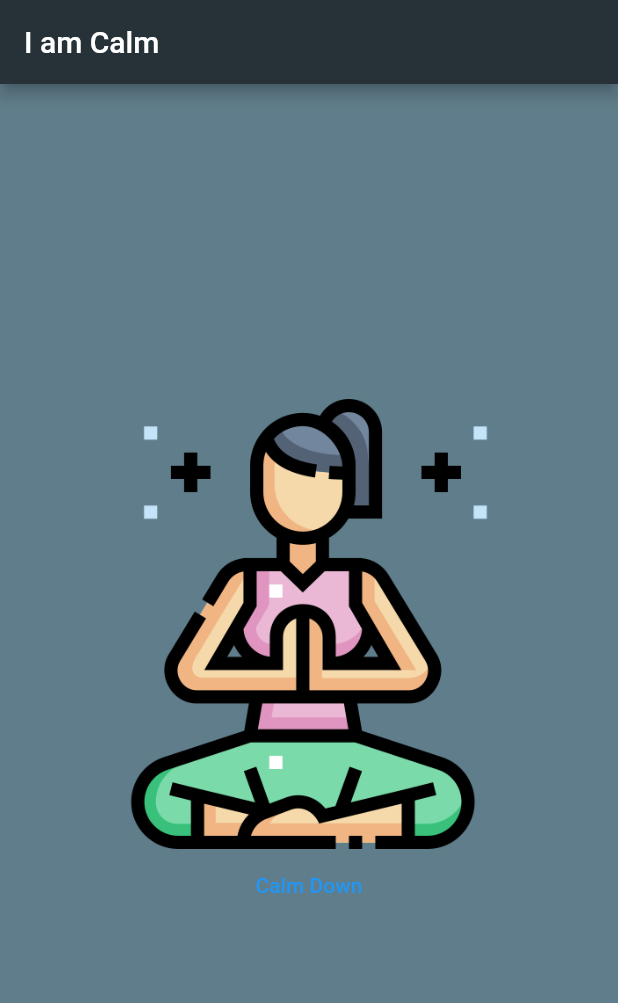
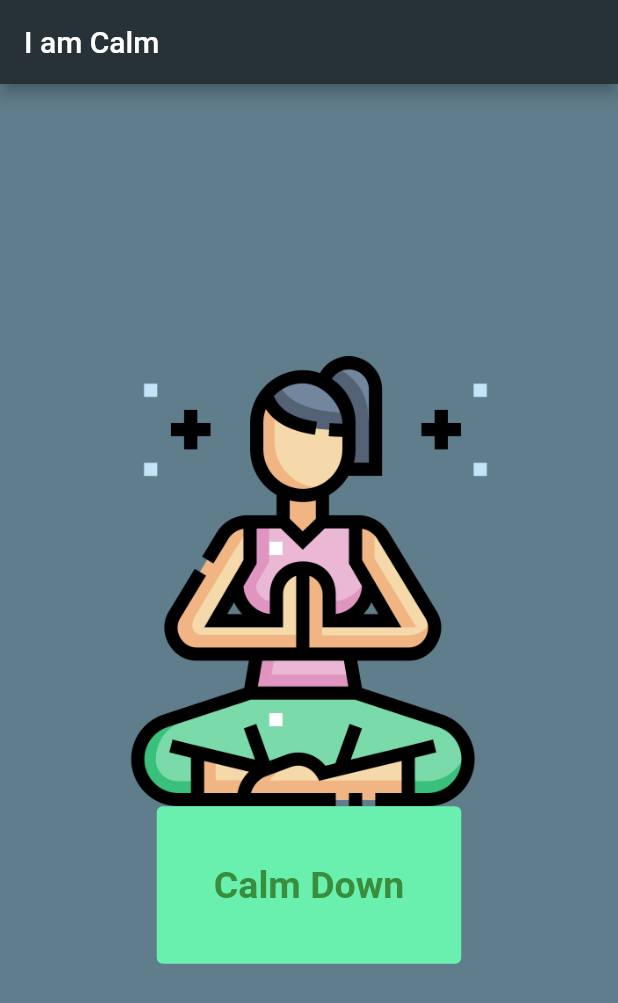
Before and after one commit to alantsui5/flutter-projects, a Flutter app: the screen it shows after launch, on a phone screen of 412 x 824 dp. Shown: the top 1003 px of the screen. Run offline on Flutter 3.47's test engine with Material 2 defaults, Android fonts, the phone set to English and light mode, and no system bars.

Commit message:
Style the button to make it more accessible

```diff
--- a/i-am-calm/lib/main.dart
+++ b/i-am-calm/lib/main.dart
@@ -28,8 +28,14 @@ class HomeScreen extends StatelessWidget {
               width: 300,
               ),
               TextButton(
+                style: ButtonStyle(
+                  backgroundColor: MaterialStateProperty.all<Color>(Colors.greenAccent),
+                ),
                 onPressed: (){},
-                child: const Text("Calm Down")
+                child: Padding(
+                  padding: const EdgeInsets.all(30.0),
+                  child: Text("Calm Down", style: TextStyle(fontWeight: FontWeight.bold, fontSize: 25, color: Colors.green[700]),),
+                )
               )
             ],
           ),
```
Also changed, not shown: 1 other file.
